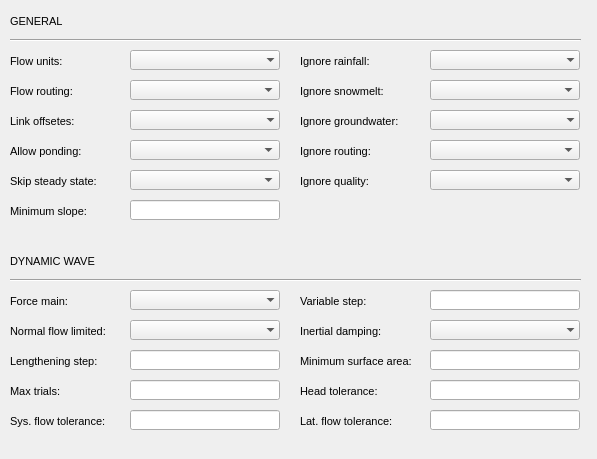
Above: ui/ud_options.ui from Giswater/giswater_qgis_plugin before the change. Below: the same form after it.
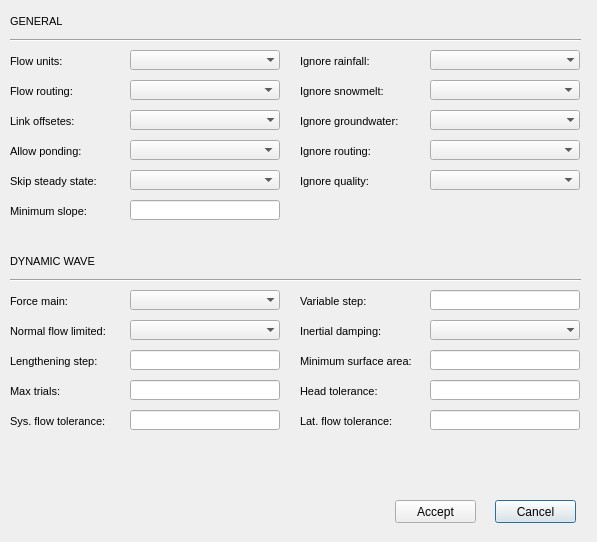
That is the form after the change.

The edit to the form file:
```diff
--- a/ui/ud_options.ui
+++ b/ui/ud_options.ui
@@ -7,7 +7,7 @@
     <x>0</x>
     <y>0</y>
     <width>597</width>
-    <height>459</height>
+    <height>542</height>
    </rect>
   </property>
   <property name="windowTitle">
@@ -1227,6 +1227,32 @@
     <string/>
    </property>
   </widget>
+  <widget class="QPushButton" name="btn_cancel">
+   <property name="geometry">
+    <rect>
+     <x>495</x>
+     <y>500</y>
+     <width>81</width>
+     <height>23</height>
+    </rect>
+   </property>
+   <property name="text">
+    <string>Cancel</string>
+   </property>
+  </widget>
+  <widget class="QPushButton" name="btn_accept">
+   <property name="geometry">
+    <rect>
+     <x>395</x>
+     <y>500</y>
+     <width>81</width>
+     <height>23</height>
+    </rect>
+   </property>
+   <property name="text">
+    <string>Accept</string>
+   </property>
+  </widget>
  </widget>
  <tabstops>
   <tabstop>flow_units</tabstop>
```
